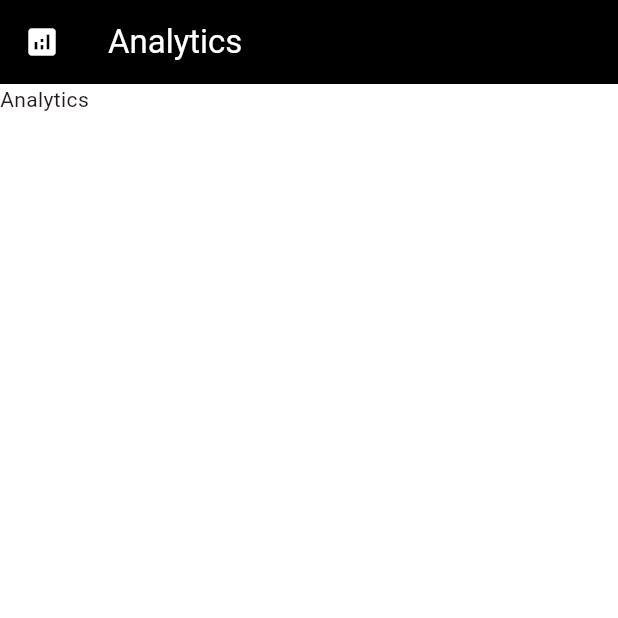
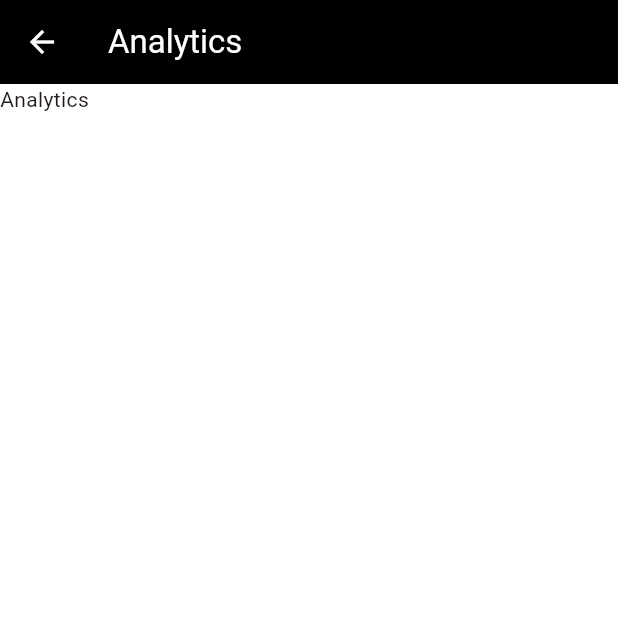
Before and after one commit to junreyalgario/tindahan, a Flutter app: the screen it shows after launch, item 2 of the bottom bar chosen, on a phone screen of 412 x 824 dp, the top half of it. Run offline on Flutter 3.47's test engine with Material 3 defaults, Android fonts, the light colour scheme and no system bars; our stand-ins replace flutter_riverpod.

Commit message:
Update route navigator constants and product card design

```diff
--- a/lib/core/router/router_navigator.dart
+++ b/lib/core/router/router_navigator.dart
@@ -18,7 +18,7 @@ class RouteNavigator {
       case InventoryRoutes.home:
         return FlatMaterialPageRoute(
             builder: (context) => const InventoryPage());
-      case InventoryRoutes.entry:
+      case InventoryRoutes.product_details:
         return FlatMaterialPageRoute(
             builder: (context) => const ProductEntry());
       // Analytics pages
--- a/lib/core/router/routes.dart
+++ b/lib/core/router/routes.dart
@@ -1,3 +1,5 @@
+// ignore_for_file: constant_identifier_names
+
 class OtherRoutes {
   static const splash = '/splash';
 }
@@ -8,7 +10,7 @@ class PosRoutes {
 
 class InventoryRoutes {
   static const home = '/inventory';
-  static const entry = '/inventory-entry';
+  static const product_details = '/inventory-product-details';
 }
 
 class AnalyticsRoutes {
--- a/lib/core/widgets/tienda_app.dart
+++ b/lib/core/widgets/tienda_app.dart
@@ -1,5 +1,6 @@
 // ignore_for_file: non_constant_identifier_names
 
+import 'dart:developer';
 import 'dart:io';
 
 import 'package:flutter/material.dart';
@@ -7,8 +8,11 @@ import 'package:tienda_pos/core/constant/app_colors.dart';
 import 'package:tienda_pos/core/router/routes.dart';
 
 class TiendaApp extends StatefulWidget {
-  const TiendaApp({super.key, required this.child});
+  const TiendaApp(
+      {super.key, required this.child, this.isRootPage = false, this.title});
 
+  final bool isRootPage;
+  final String? title;
   final Widget child;
 
   static int bottom_nav_index = 2;
@@ -42,6 +46,12 @@ class _TiendaAppState extends State<TiendaApp> {
     Icons.account_box,
   ];
 
+  @override
+  void initState() {
+    super.initState();
+    log('initState');
+  }
+
   void _onBottomNavItemTapped(int index) {
     Navigator.of(context)
         .pushNamedAndRemoveUntil(_pages[index], (route) => false);
@@ -54,13 +64,20 @@ class _TiendaAppState extends State<TiendaApp> {
       backgroundColor: AppColors.page_background,
       appBar: AppBar(
         title: Text(
-          _titles[TiendaApp.bottom_nav_index],
+          widget.title ?? _titles[TiendaApp.bottom_nav_index],
           style: const TextStyle(color: Colors.white),
         ),
         leading: IconButton(
           color: Colors.white,
-          icon: Icon(_icons[TiendaApp.bottom_nav_index]),
-          onPressed: () {},
+          highlightColor: widget.isRootPage ? Colors.transparent : null,
+          icon: Icon(widget.isRootPage
+              ? _icons[TiendaApp.bottom_nav_index]
+              : Icons.arrow_back),
+          onPressed: () {
+            if (!widget.isRootPage) {
+              Navigator.pop(context);
+            }
+          },
         ),
         backgroundColor: Colors.black,
       ),
--- a/lib/feature/inventory/presentation/pages/inventory_page.dart
+++ b/lib/feature/inventory/presentation/pages/inventory_page.dart
@@ -68,6 +68,7 @@ class _InventoryPageState extends ConsumerState<InventoryPage> {
     // ),
 
     return TiendaApp(
+      isRootPage: true,
       child: CustomScrollView(
         slivers: [
           SliverAppBar(
@@ -108,7 +109,8 @@ class _InventoryPageState extends ConsumerState<InventoryPage> {
                   IconButton(
                     icon: const Icon(Icons.add),
                     onPressed: () {
-                      Navigator.of(context).pushNamed(InventoryRoutes.entry);
+                      Navigator.of(context)
+                          .pushNamed(InventoryRoutes.product_details);
                     },
                   ),
                   PopupMenuButton<ProductFilter>(
--- a/lib/feature/inventory/presentation/pages/product_entry.dart
+++ b/lib/feature/inventory/presentation/pages/product_entry.dart
@@ -13,6 +13,7 @@ class _ProductEntryState extends ConsumerState<ProductEntry> {
   @override
   Widget build(BuildContext context) {
     return TiendaApp(
+      title: 'Product Details',
       child: Container(
         child: Text('PRODUCT ENTRY'),
       ),
```
Also changed, not shown: lib/feature/inventory/presentation/widgets/product_item.dart (+39 -6 lines).
